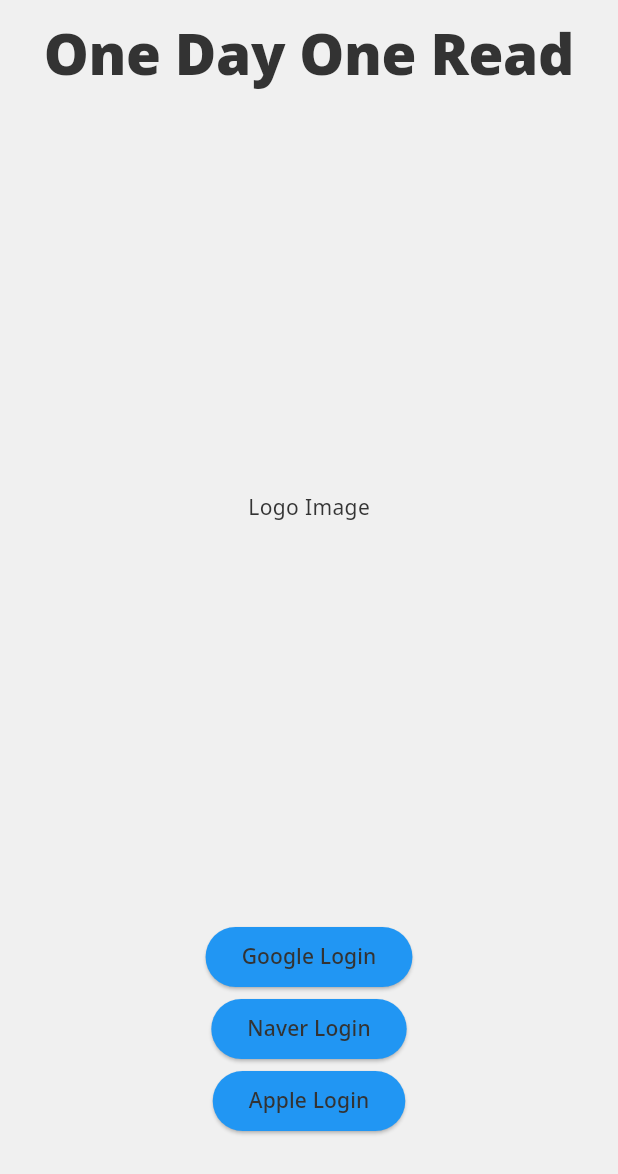
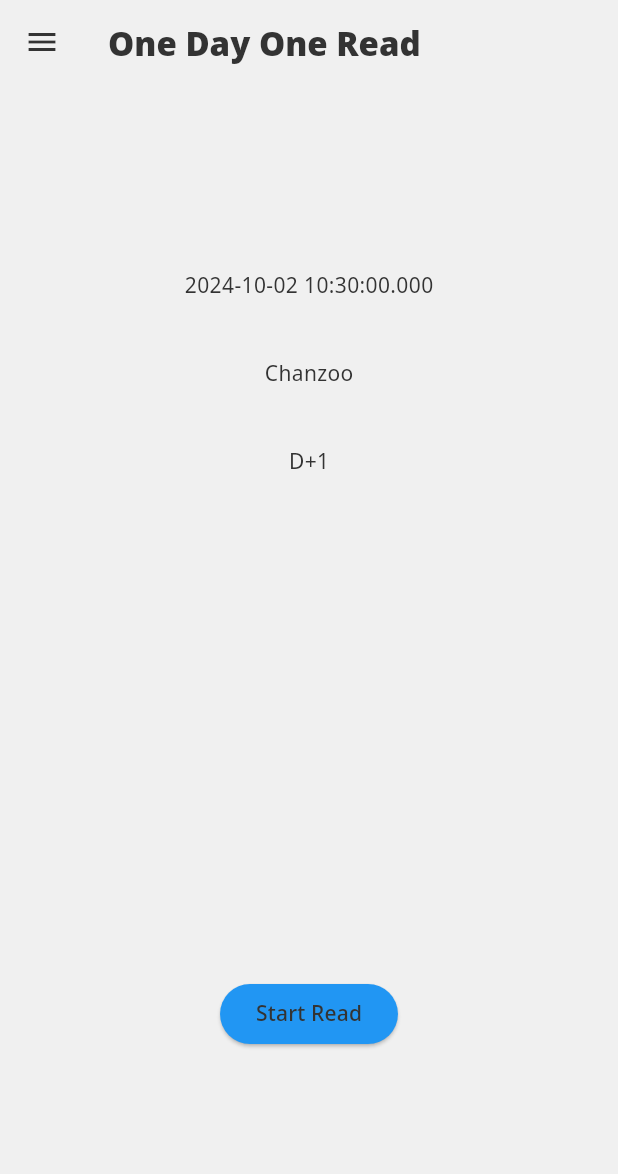
Before and after one commit to foundaway98/oneday_oneread, a Flutter app: the screen it shows after launch, after a tap on "Google Login", on a phone screen of 412 x 824 dp. Shown: the top 1174 px of the screen. Run offline on Flutter 3.47's test engine with Material 3 defaults, Android fonts, the phone set to English and light mode, and no system bars; our stand-ins replace flutter_screenutil.

Commit message:
[레이아웃] 메인 화면 레이아웃 구성

```diff
--- a/lib/main.dart
+++ b/lib/main.dart
@@ -13,7 +13,7 @@ class MyApp extends StatelessWidget {
   Widget build(BuildContext context) {
     return ScreenUtilInit(
       designSize: const Size(393, 852),
-      builder: (context, child) => MaterialApp(
+      builder: (_, child) => MaterialApp(
         title: 'one day one read',
         theme: AppTheme.lightTheme,
         darkTheme: AppTheme.darkTheme,
--- a/lib/theme/app_theme.dart
+++ b/lib/theme/app_theme.dart
@@ -14,7 +14,7 @@ class AppTheme {
     ),
     // Add more theme properties as needed
     appBarTheme: const AppBarTheme(
-      backgroundColor: AppColors.primaryLight,
+      backgroundColor: AppColors.lightBackground,
       foregroundColor: AppColors.lightText,
     ),
     elevatedButtonTheme: ElevatedButtonThemeData(
@@ -37,7 +37,7 @@ class AppTheme {
     ),
     // Add more theme properties as needed
     appBarTheme: const AppBarTheme(
-      backgroundColor: AppColors.primaryDark,
+      backgroundColor: AppColors.darkBackground,
       foregroundColor: AppColors.darkText,
     ),
     elevatedButtonTheme: ElevatedButtonThemeData(
--- a/lib/theme/layout/scaffold_layout.dart
+++ b/lib/theme/layout/scaffold_layout.dart
@@ -9,6 +9,7 @@ class ScaffoldLayout extends StatelessWidget {
   final EdgeInsets? padding;
   final bool useAppBar;
   final PreferredSizeWidget? appBar;
+  final bool useDrawer;
 
   const ScaffoldLayout({
     super.key,
@@ -20,6 +21,7 @@ class ScaffoldLayout extends StatelessWidget {
     this.padding,
     this.useAppBar = true,
     this.appBar,
+    this.useDrawer = false,
   });
 
   @override
@@ -28,18 +30,39 @@ class ScaffoldLayout extends StatelessWidget {
       appBar: useAppBar
           ? (appBar ??
               AppBar(
-                title: title != null ? Text(title!) : null,
+                title: title != null
+                    ? Text(
+                        title!,
+                        style: const TextStyle(fontWeight: FontWeight.w900),
+                      )
+                    : null,
                 actions: actions,
               ))
           : null,
       body: SafeArea(
         child: Padding(
           padding: const EdgeInsets.symmetric(vertical: 8.0),
-          child: body,
+          child: Center(child: body),
         ),
       ),
       floatingActionButton: floatingActionButton,
       backgroundColor: backgroundColor,
+      drawer: useDrawer
+          ? Drawer(
+              child: ListView(
+                children: [
+                  ListTile(
+                    title: const Text("mypage"),
+                    onTap: () {},
+                  ),
+                  ListTile(
+                    title: const Text("writers"),
+                    onTap: () {},
+                  ),
+                ],
+              ),
+            )
+          : null,
     );
   }
 }
--- a/lib/views/login_page.dart
+++ b/lib/views/login_page.dart
@@ -1,5 +1,6 @@
 import 'package:flutter/material.dart';
 import 'package:flutter_application_1/theme/layout/scaffold_layout.dart';
+import 'package:flutter_application_1/views/main_page.dart';
 import 'package:flutter_screenutil/flutter_screenutil.dart';
 
 class LoginPage extends StatelessWidget {
@@ -27,7 +28,18 @@ class LoginPage extends StatelessWidget {
               child: Text("Logo Image"),
             ),
           )),
-          ElevatedButton(onPressed: () {}, child: const Text("Google Login")),
+          ElevatedButton(
+              onPressed: () {
+                Navigator.push(
+                  context,
+                  MaterialPageRoute(
+                    builder: (context) {
+                      return const MainPage();
+                    },
+                  ),
+                );
+              },
+              child: const Text("Google Login")),
           ElevatedButton(onPressed: () {}, child: const Text("Naver Login")),
           ElevatedButton(onPressed: () {}, child: const Text("Apple Login")),
           SizedBox(height: 60.h)
--- /dev/null
+++ b/lib/views/main_page.dart
@@ -0,0 +1,42 @@
+import 'package:flutter/material.dart';
+import 'package:flutter_application_1/theme/layout/scaffold_layout.dart';
+import 'package:flutter_screenutil/flutter_screenutil.dart';
+
+class MainPage extends StatefulWidget {
+  const MainPage({super.key});
+
+  @override
+  State<MainPage> createState() => _MainPageState();
+}
+
+class _MainPageState extends State<MainPage> {
+  late String date;
+
+  @override
+  void initState() {
+    date = DateTime.now().toString();
+    super.initState();
+  }
+
+  @override
+  Widget build(BuildContext context) {
+    return ScaffoldLayout(
+      useAppBar: true,
+      useDrawer: true,
+      title: "One Day One Read",
+      body: Column(
+        children: [
+          SizedBox(height: 120.h),
+          Text(date),
+          SizedBox(height: 40.h),
+          const Text("Chanzoo"),
+          SizedBox(height: 40.h),
+          const Text("D+1"),
+          const Expanded(child: SizedBox()),
+          ElevatedButton(onPressed: () {}, child: const Text("Start Read")),
+          SizedBox(height: 120.h)
+        ],
+      ),
+    );
+  }
+}
--- a/pubspec.yaml
+++ b/pubspec.yaml
@@ -11,6 +11,7 @@ dependencies:
     sdk: flutter
   cupertino_icons: ^1.0.8
   flutter_screenutil: ^5.9.3
+  flutter_riverpod: ^2.5.1
 
 dev_dependencies:
   flutter_test:
```
